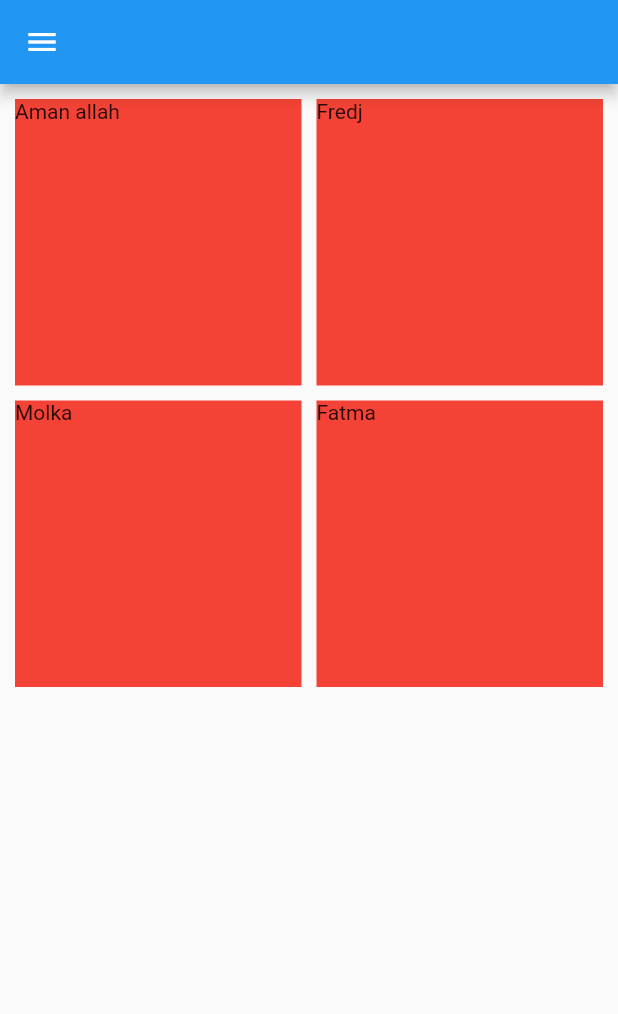
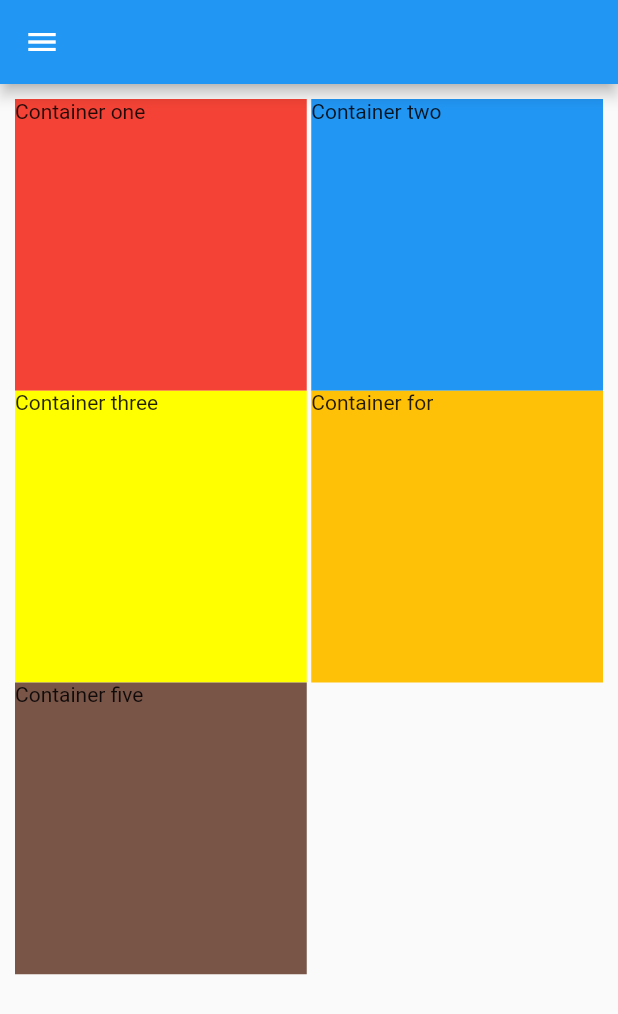
Before and after one commit to fredj789/PageView, a Flutter app: the screen it shows after launch, on a phone screen of 412 x 824 dp. Shown: the top 1014 px of the screen. Run offline on Flutter 3.47's test engine with Material 2 defaults, Android fonts, the phone set to English and light mode, and no system bars.

Commit message:
Programming  Code flutter from Widget

```diff
--- a/lib/tuto.dart
+++ b/lib/tuto.dart
@@ -15,19 +15,48 @@ class _MyTestState extends State<MyTest> {
         appBar: AppBar(),
         drawer: Drawer(),
         body: Container(
-            padding: EdgeInsets.all(10),
-            child: GridView(
-              gridDelegate: SliverGridDelegateWithFixedCrossAxisCount(
-                  crossAxisCount: 2, mainAxisSpacing: 10, crossAxisSpacing: 10),
-              children: List.generate(user.length, (index) {
-                // LE NOMBRE DE CONTAINNER
-                return Container(
-                  child: Text("${user[index]}"),
+          padding: EdgeInsets.all(10),
+          child: GridView.count(
+              crossAxisCount: 2, //le nombre de colone
+              crossAxisSpacing: 3, // espaace entre container
+              children: [
+                Container(
                   color: Colors.red,
-                  height: 100,
-                );
-              }),
-            )));
+                  height: 200,
+                  child: Text(
+                    "Container one",
+                  ),
+                ),
+                Container(
+                  color: Colors.blue,
+                  height: 200,
+                  child: Text(
+                    "Container two",
+                  ),
+                ),
+                Container(
+                  color: Colors.yellowAccent,
+                  height: 200,
+                  child: Text(
+                    "Container three",
+                  ),
+                ),
+                Container(
+                  color: Colors.amber,
+                  height: 200,
+                  child: Text(
+                    "Container for",
+                  ),
+                ),
+                Container(
+                  color: Colors.brown,
+                  height: 200,
+                  child: Text(
+                    "Container five",
+                  ),
+                ),
+              ]),
+        ));
   }
 }
 //Liste Generate ==> Loop LIKE WHILE FOR DO  WHILE
```
